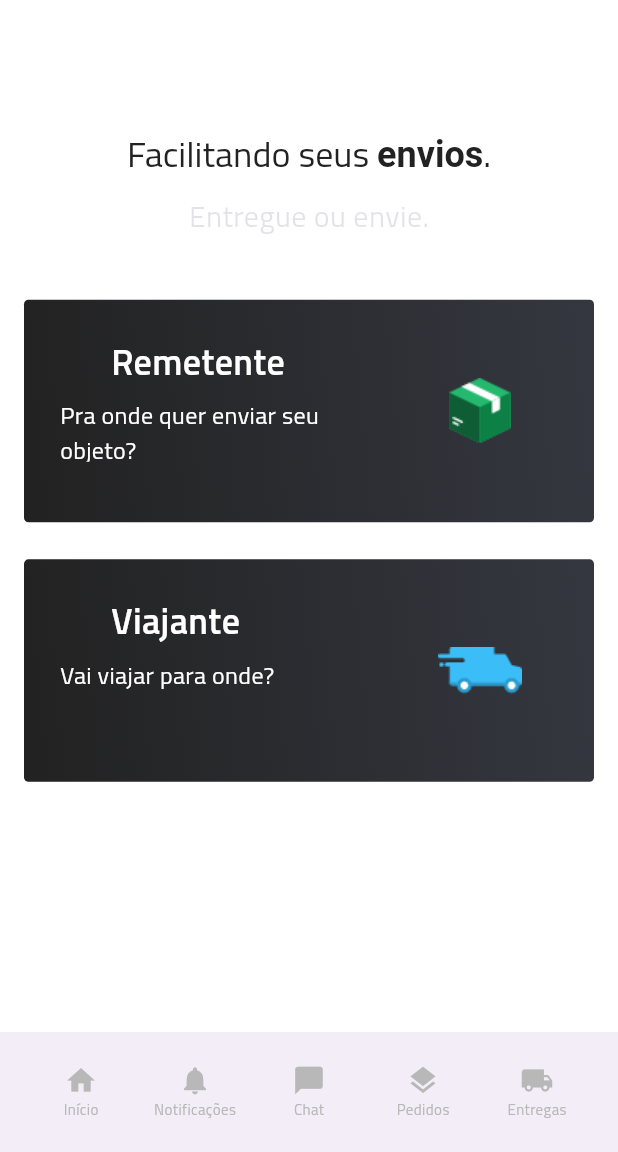
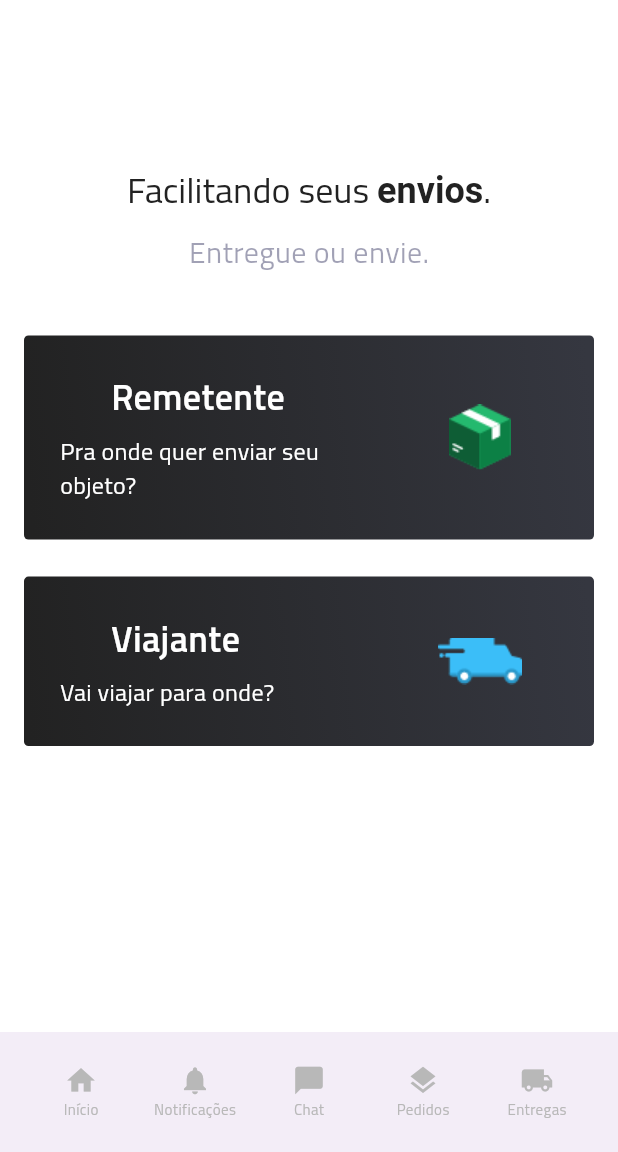
Before and after one commit to schuberty/Jera-Muvver, a Flutter app: the screen it shows after launch, on a phone screen of 412 x 824 dp, the part 84-1236 px from its top. Run offline on Flutter 3.47's test engine with Material 2 defaults, Android fonts, the light colour scheme and no system bars; our stand-ins replace equatable, flutter_bloc.

Commit message:
Fixed home card overflow and subtitle colors that could not be seen

```diff
--- a/lib/src/modules/home/presentation/components/shaded_home_card.dart
+++ b/lib/src/modules/home/presentation/components/shaded_home_card.dart
@@ -2,14 +2,14 @@ import 'package:flutter/material.dart';
 import 'package:jera_muvver/src/shared/app/app_constants.dart';
 
 class ShadedHomeCard extends StatelessWidget {
-  final double height;
+  final double? height;
   final VoidCallback? onPressed;
   final String title;
   final String subtitle;
   final String assetName;
 
   const ShadedHomeCard({
-    required this.height,
+    this.height,
     required this.title,
     required this.subtitle,
     required this.assetName,
@@ -32,7 +32,7 @@ class ShadedHomeCard extends StatelessWidget {
         child: Row(
           mainAxisAlignment: MainAxisAlignment.spaceBetween,
           children: <Widget>[
-            Expanded(
+            Flexible(
               flex: 3,
               child: Column(
                 mainAxisAlignment: MainAxisAlignment.start,
@@ -50,7 +50,7 @@ class ShadedHomeCard extends StatelessWidget {
                     ),
                   ),
                   Container(
-                    height: 42,
+                    // height: 30,
                     margin: const EdgeInsets.fromLTRB(24, 4, 0, 24),
                     width: cardWidth * 0.5,
                     child: Text(
@@ -65,9 +65,13 @@ class ShadedHomeCard extends StatelessWidget {
                 ],
               ),
             ),
-            Expanded(
+            Flexible(
               flex: 2,
-              child: Image.asset(assetName),
+              child: SizedBox(
+                width: double.infinity,
+                height: cardWidth * 0.2,
+                child: Image.asset(assetName),
+              ),
             )
           ],
         ),
--- a/lib/src/modules/home/presentation/pages/home_page.dart
+++ b/lib/src/modules/home/presentation/pages/home_page.dart
@@ -34,11 +34,10 @@ class HomePage extends StatelessWidget {
               SizedBox(height: screenHeight * 0.01),
               const Text(
                 "Entregue ou envie.",
-                style: TextStyle(color: Color(0x22222252), fontSize: 20),
+                style: TextStyle(color: Color(0x6D222252), fontSize: 20),
               ),
               SizedBox(height: screenHeight * 0.05),
-              ShadedHomeCard(
-                height: screenHeight * 0.18,
+              const ShadedHomeCard(
                 title: "Remetente",
                 subtitle: "Pra onde quer enviar seu objeto?",
                 assetName: "assets/images/box.png",
@@ -46,7 +45,6 @@ class HomePage extends StatelessWidget {
               SizedBox(height: screenHeight * 0.03),
               ShadedHomeCard(
                 onPressed: () => _navigateToPassengerPage(context),
-                height: screenHeight * 0.18,
                 title: "Viajante",
                 subtitle: "Vai viajar para onde?",
                 assetName: "assets/images/delivery-truck.png",
--- a/lib/src/modules/passenger/presentation/components/passenger_radial_list_widget.dart
+++ b/lib/src/modules/passenger/presentation/components/passenger_radial_list_widget.dart
@@ -31,7 +31,7 @@ class PassengerRadialListWidget extends StatelessWidget {
 
     const subtitleStyle = TextStyle(
       fontSize: 12,
-      color: Color(0x22222252),
+      color: Color(0x6D222252),
     );
 
     final radialOption = objectList[index];
```
